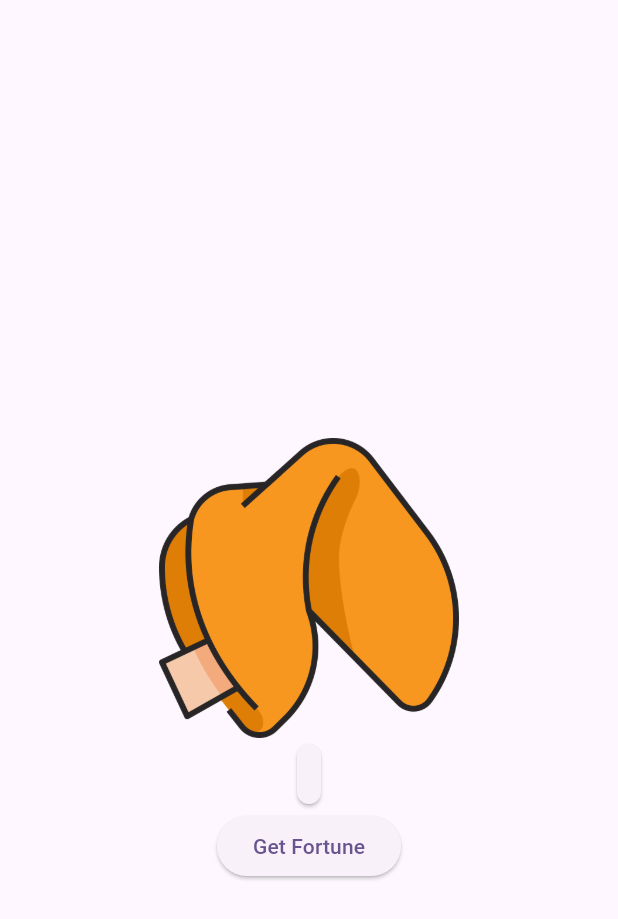
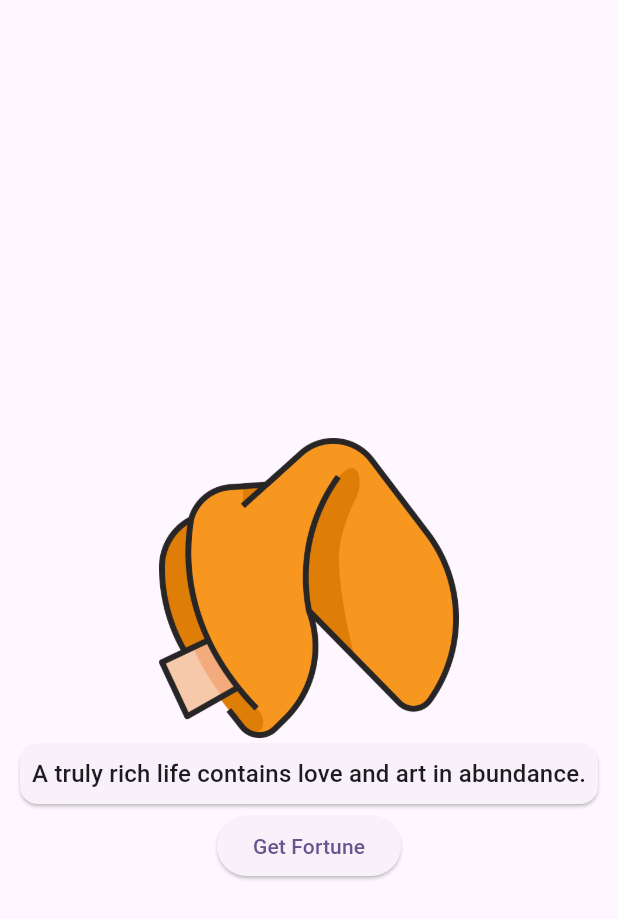
Before and after one commit to malavikaanup/fortune-app, a Flutter app: the screen it shows after launch, on a phone screen of 412 x 824 dp. Shown: the top 919 px of the screen. Run offline on Flutter 3.47's test engine with Material 3 defaults, Android fonts, the phone set to English and light mode, and no system bars.

Commit message:
Refactored using Providers

```diff
--- a/fortune_cookie/lib/main.dart
+++ b/fortune_cookie/lib/main.dart
@@ -1,9 +1,12 @@
 import 'dart:math';
 
 import 'package:flutter/material.dart';
+import 'package:fortune_cookie/providers/FortuneModel.dart';
+import 'package:provider/provider.dart';
 
 void main() {
-  runApp(const MyApp());
+  runApp(ChangeNotifierProvider(
+      create: (BuildContext context) => FortuneModel(), child: const MyApp()));
 }
 
 class MyApp extends StatelessWidget {
@@ -23,7 +26,58 @@ class MyApp extends StatelessWidget {
   }
 }
 
+// Using Providers
 class MyHomePage extends StatefulWidget {
+  MyHomePage({super.key});
+
+  // ignore: unused_field
+  final String _currentFortune = "";
+
+  @override
+  State<MyHomePage> createState() => _MyHomePageState();
+}
+
+class _MyHomePageState extends State<MyHomePage> {
+  @override
+  Widget build(BuildContext context) {
+    final fortune = Provider.of<FortuneModel>(context);
+
+    return Scaffold(
+      appBar: AppBar(),
+      body: Center(
+        child: Column(
+          mainAxisAlignment: MainAxisAlignment.center,
+          children: <Widget>[
+            Image.asset(
+              'assets/images/fortune_cookie.png',
+              width: 200,
+              height: 200,
+              fit: BoxFit.cover,
+            ),
+            Card(
+              child: Padding(
+                padding: const EdgeInsets.all(8.0),
+                child: Text(
+                  fortune.currentFortune,
+                  style: Theme.of(context).textTheme.titleMedium,
+                ),
+              ),
+            ),
+            ElevatedButton(
+                onPressed: () => fortune.getNewFortune,
+                child: const Text('Get Fortune'))
+          ],
+        ),
+      ),
+    );
+  }
+}
+
+
+
+
+//Simple State Management
+/*class MyHomePage extends StatefulWidget {
   MyHomePage({super.key});
 
   // ignore: unused_field
@@ -84,4 +138,4 @@ class _MyHomePageState extends State<MyHomePage> {
       ),
     );
   }
-}
+}*/
--- a/fortune_cookie/lib/providers/FortuneModel.dart
+++ b/fortune_cookie/lib/providers/FortuneModel.dart
@@ -1,3 +1,35 @@
+import 'dart:math';
+
 import 'package:flutter/material.dart';
 
-class FortuneModel extends ChangeNotifier {}
+class FortuneModel extends ChangeNotifier {
+  String _currentFortune = "";
+
+  final _fortuneList = [
+    "You will find a new friend.",
+    "You will find a new friend tomorrow.",
+    "A truly rich life contains love and art in abundance.",
+    "Accept something that you cannot change, and you will feel better.",
+    "Adventure can be real happiness.",
+    "Advice is like kissing. It costs nothing and is a pleasure.",
+    "Advice, when most needed, is least heeded."
+  ];
+
+  String get currentFortune => _currentFortune;
+
+  FortuneModel() {
+    _getRandomFortune();
+  }
+
+  void _getRandomFortune() {
+    var random = Random();
+    int fortuneIndex = random.nextInt(_fortuneList.length);
+    _currentFortune = _fortuneList[fortuneIndex];
+    notifyListeners();
+  }
+
+  //Method to get a new random fortune
+  void getNewFortune() {
+    _getRandomFortune();
+  }
+}
--- a/fortune_cookie/pubspec.yaml
+++ b/fortune_cookie/pubspec.yaml
@@ -35,6 +35,7 @@ dependencies:
   # The following adds the Cupertino Icons font to your application.
   # Use with the CupertinoIcons class for iOS style icons.
   cupertino_icons: ^1.0.8
+  provider: ^6.1.2
 
 dev_dependencies:
   flutter_test:
```
Also changed, not shown: fortune_cookie/pubspec.lock.
